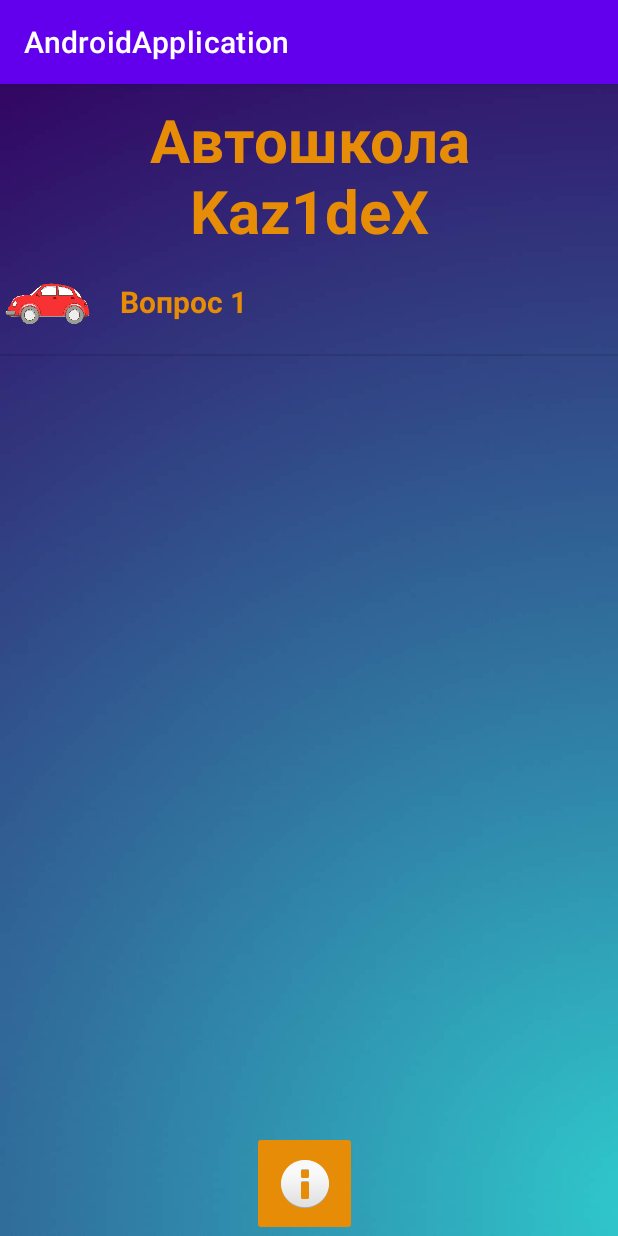
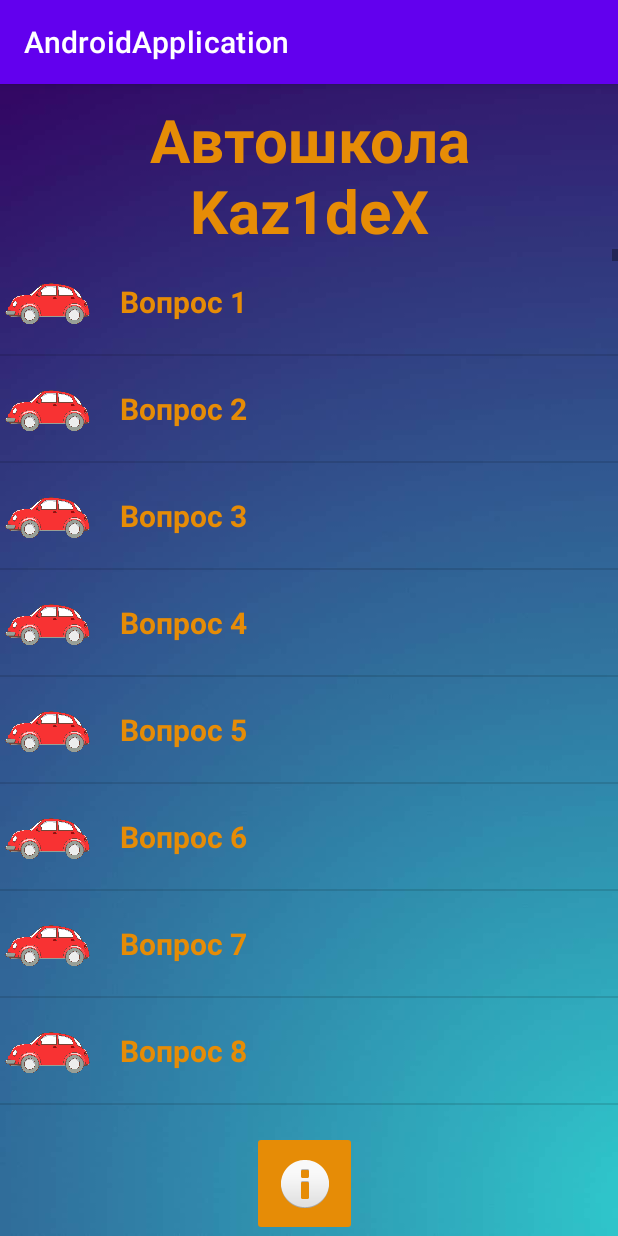
Before and after one commit to Kaz1deX/AndroidApplication, an Android app: the screen it shows after launch (MainActivity), after a tap on "LISTVIEW", on a phone screen of 412 x 824 dp. Run offline under Robolectric (Android 15) with nearby library versions, the phone set to English and light mode, and no system bars; Roboto replaces fonts that are not available here.

Commit message:
Added at least 200 items to the lists

```diff
--- a/app/src/main/java/com/example/androidapplication/ListViewFragment.java
+++ b/app/src/main/java/com/example/androidapplication/ListViewFragment.java
@@ -39,7 +39,9 @@ public class ListViewFragment extends Fragment {
         super.onViewCreated(view, savedInstanceState);
 
         List<String> questions_array = new ArrayList<String>();
-        questions_array.add("Вопрос 1");
+        for (int i = 0; i < 800; i++){
+            questions_array.add("Вопрос " + (i+1));
+        }
 
         MyCustomListViewAdapter listViewAdapter = new MyCustomListViewAdapter(getActivity(), R.layout.question_item, questions_array);
         binding.listView.setAdapter(listViewAdapter);
--- a/app/src/main/java/com/example/androidapplication/RecyclerViewFragment.java
+++ b/app/src/main/java/com/example/androidapplication/RecyclerViewFragment.java
@@ -42,7 +42,9 @@ public class RecyclerViewFragment extends Fragment {
         super.onViewCreated(view, savedInstanceState);
 
         List<String> themes_array = new ArrayList<String>();
-        themes_array.add("Тема 1");
+        for (int i = 0; i < 200; i++){
+            themes_array.add("Тема " + (i+1));
+        }
 
         LinearLayoutManager layoutManager = new LinearLayoutManager(getActivity());
         binding.recyclerView.setLayoutManager(layoutManager);
--- a/app/src/main/res/layout/question_item.xml
+++ b/app/src/main/res/layout/question_item.xml
@@ -14,13 +14,14 @@
 
     <TextView
         android:id="@+id/question_text"
-        android:layout_width="wrap_content"
+        android:layout_width="331dp"
         android:layout_height="70dp"
         android:layout_marginStart="10dp"
         android:layout_weight="1"
         android:fontFamily="@font/abeezee"
         android:gravity="center"
         android:text="TextView"
+        android:textAlignment="textStart"
         android:textColor="@color/my_color_orange"
         android:textSize="@dimen/my_dimension20"
         android:textStyle="bold" />
```
